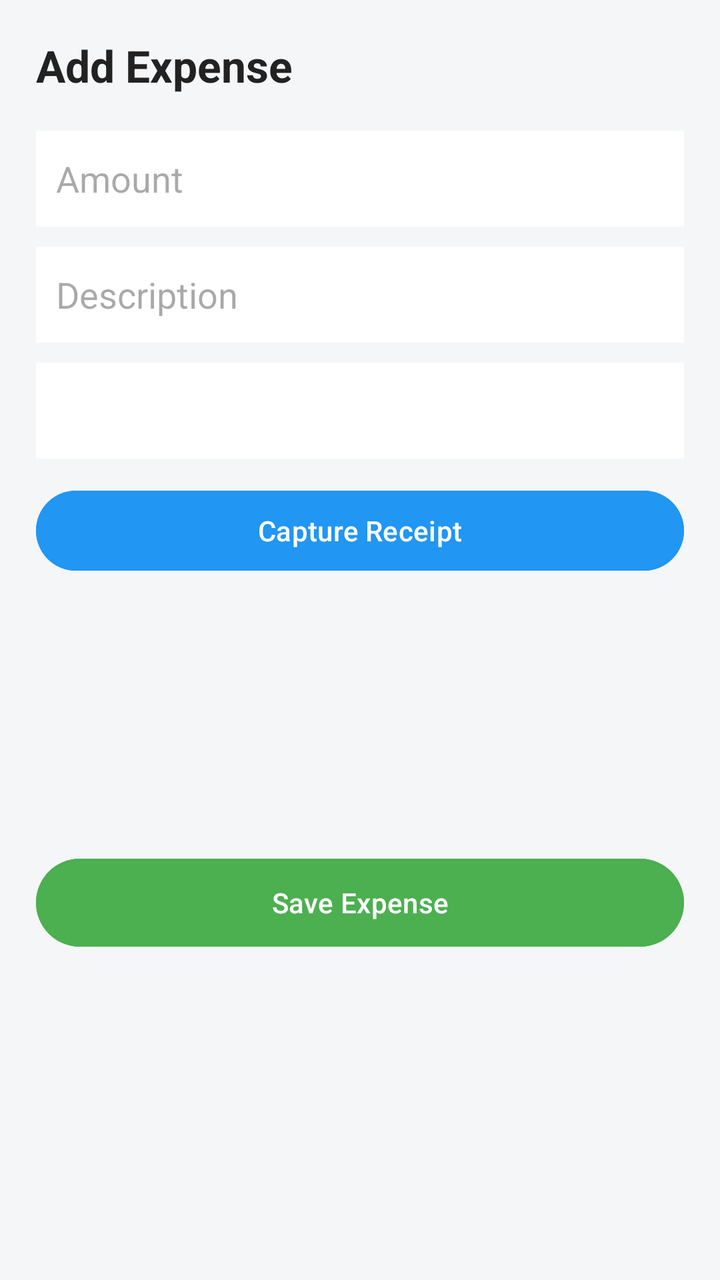
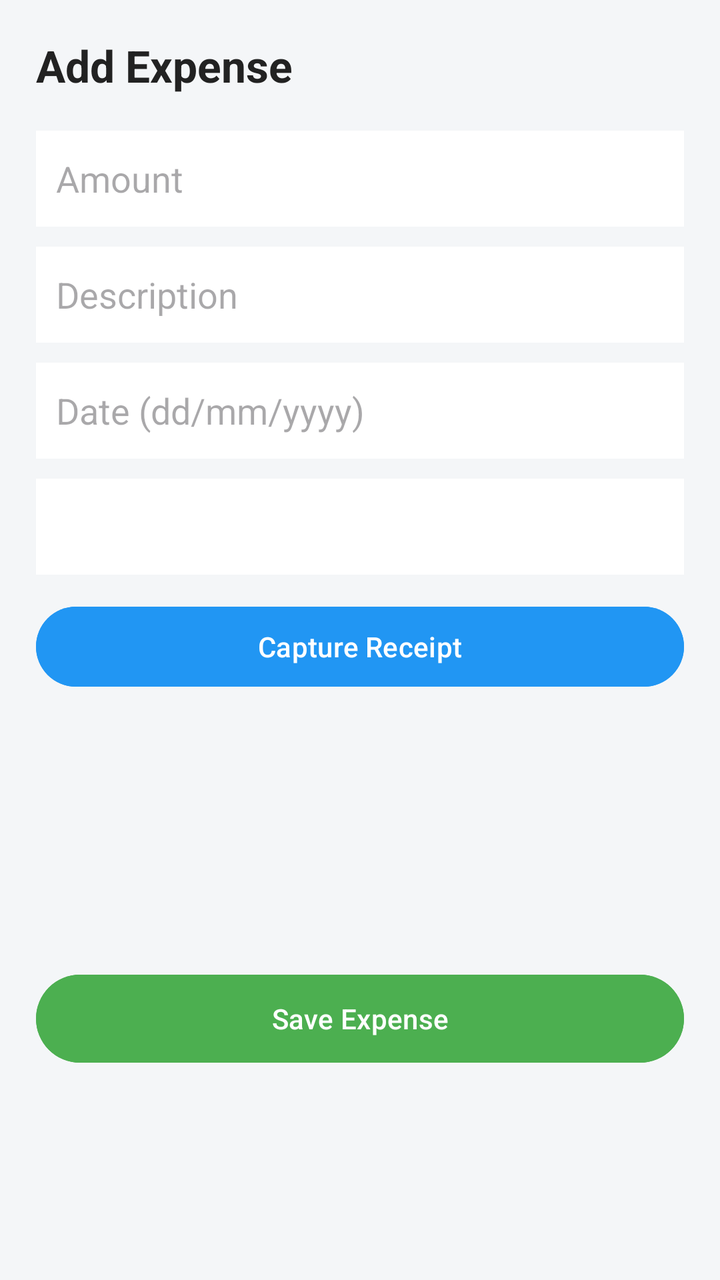

Before-and-after screenshots of an Android layout around one commit, followed by the original layout XML and the change that was made.
<!-- AndroidManifest.xml: application theme Theme.ALLBudgeting -->
<!-- res/layout/activity_add_expense.xml -->
<?xml version="1.0" encoding="utf-8"?>
<ScrollView xmlns:android="http://schemas.android.com/apk/res/android"
    android:layout_width="match_parent"
    android:layout_height="match_parent"
    android:background="#F4F6F8">

    <LinearLayout
        android:layout_width="match_parent"
        android:layout_height="wrap_content"
        android:orientation="vertical"
        android:padding="18dp">

        
        <TextView
            android:layout_width="wrap_content"
            android:layout_height="wrap_content"
            android:text="Add Expense"
            android:textSize="22sp"
            android:textStyle="bold"
            android:textColor="#222222"
            android:layout_marginBottom="18dp"/>

        
        <EditText
            android:id="@+id/etAmount"
            android:layout_width="match_parent"
            android:layout_height="48dp"
            android:hint="Amount"
            android:padding="10dp"
            android:background="#FFFFFF"
            android:layout_marginBottom="10dp"/>

        
        <EditText
            android:id="@+id/etDescription"
            android:layout_width="match_parent"
            android:layout_height="48dp"
            android:hint="Description"
            android:padding="10dp"
            android:background="#FFFFFF"
            android:layout_marginBottom="10dp"/>

        
        <Spinner
            android:id="@+id/spCategory"
            android:layout_width="match_parent"
            android:layout_height="48dp"
            android:background="#FFFFFF"
            android:layout_marginBottom="12dp"/>

        
        <Button
            android:id="@+id/btnCapturePhoto"
            android:layout_width="match_parent"
            android:layout_height="48dp"
            android:text="Capture Receipt"
            android:backgroundTint="#2196F3"
            android:textColor="#FFFFFF"
            android:layout_marginBottom="10dp"/>

        
        <ImageView
            android:id="@+id/ivReceipt"
            android:layout_width="110dp"
            android:layout_height="110dp"
            android:layout_gravity="center"
            android:layout_marginBottom="16dp"/>

        
        <Button
            android:id="@+id/btnSaveExpense"
            android:layout_width="match_parent"
            android:layout_height="52dp"
            android:text="Save Expense"
            android:backgroundTint="#4CAF50"
            android:textColor="#FFFFFF"/>

    </LinearLayout>

</ScrollView>
<!-- resources referenced by this layout -->
<resources>
  <style name="Theme.ALLBudgeting" parent="Base.Theme.ALLBudgeting" />
  <style name="Base.Theme.ALLBudgeting" parent="Theme.Material3.DayNight.NoActionBar">
          
          
      </style>
</resources>

<!-- the commit's change to res/layout/activity_add_expense.xml (unified diff, before → after) -->
@@ -40,6 +40,15 @@
             android:background="#FFFFFF"
             android:layout_marginBottom="10dp"/>
 
+        <EditText
+            android:id="@+id/etDate"
+            android:layout_width="match_parent"
+            android:layout_height="48dp"
+            android:hint="Date (dd/mm/yyyy)"
+            android:padding="10dp"
+            android:background="#FFFFFF"
+            android:layout_marginBottom="10dp"/>
+
         
         <Spinner
             android:id="@+id/spCategory"
